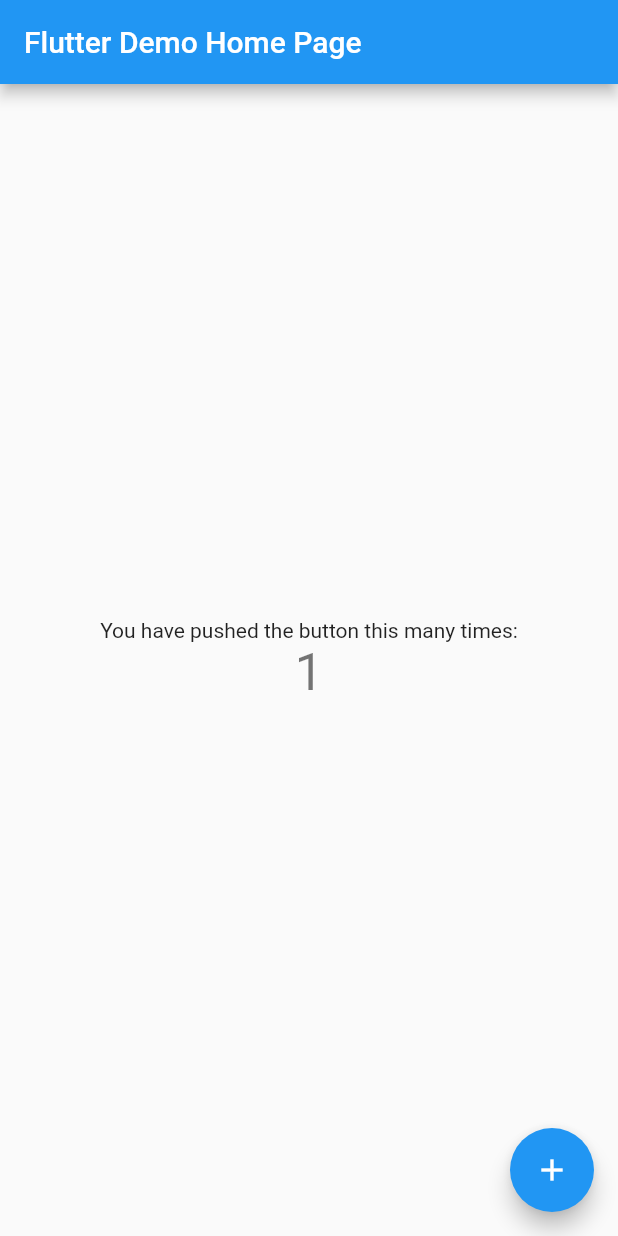
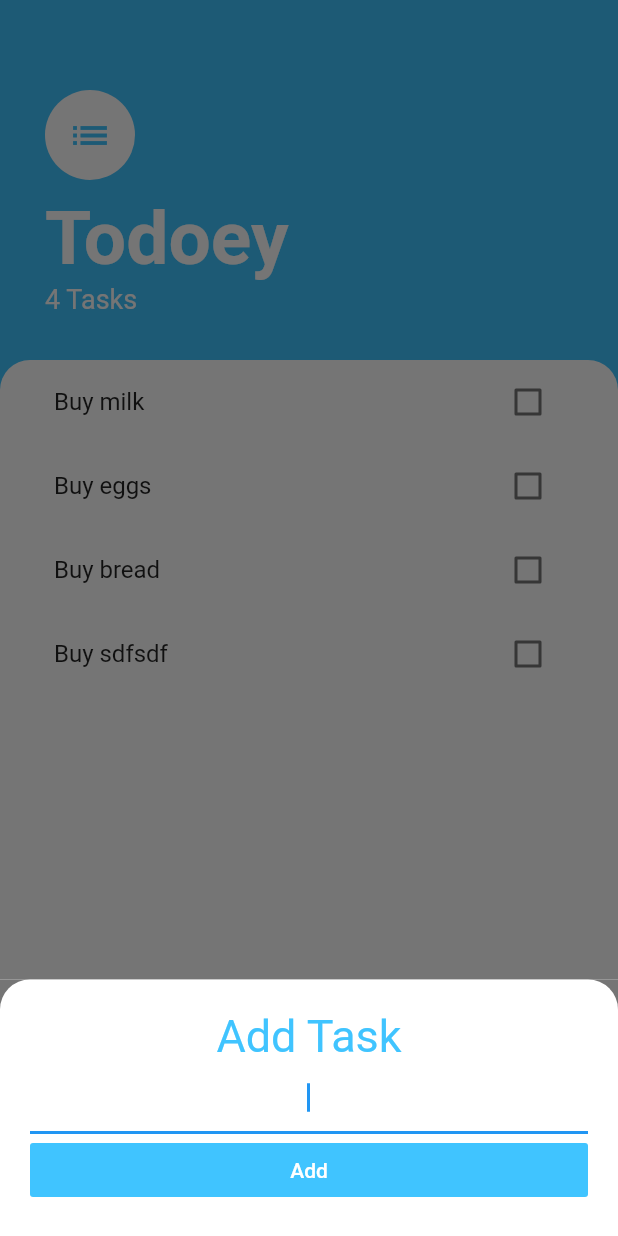
Before and after one commit to ahtaufiiq/Portfolio-Flutter, a Flutter app: the screen it shows after launch, after a tap on the "add" icon, on a phone screen of 412 x 824 dp. Run offline on Flutter 3.47's test engine with Material 2 defaults, Android fonts, the light colour scheme and no system bars.

Commit message:
todo apps

```diff
--- a/lib/main.dart
+++ b/lib/main.dart
@@ -1,113 +1,21 @@
+import 'package:coba/screens/tasks_screen.dart';
 import 'package:flutter/material.dart';
+import 'package:provider/provider.dart';
+
+import 'models/task_data.dart';
 
 void main() {
   runApp(MyApp());
 }
 
 class MyApp extends StatelessWidget {
-  // This widget is the root of your application.
   @override
   Widget build(BuildContext context) {
-    return MaterialApp(
-      title: 'Flutter Demo',
-      theme: ThemeData(
-        // This is the theme of your application.
-        //
-        // Try running your application with "flutter run". You'll see the
-        // application has a blue toolbar. Then, without quitting the app, try
-        // changing the primarySwatch below to Colors.green and then invoke
-        // "hot reload" (press "r" in the console where you ran "flutter run",
-        // or simply save your changes to "hot reload" in a Flutter IDE).
-        // Notice that the counter didn't reset back to zero; the application
-        // is not restarted.
-        primarySwatch: Colors.blue,
+    return ChangeNotifierProvider(
+      create: (BuildContext context) => TaskData(),
+      child: MaterialApp(
+        home: TasksScreen(),
       ),
-      home: MyHomePage(title: 'Flutter Demo Home Page'),
     );
   }
 }
-
-class MyHomePage extends StatefulWidget {
-  MyHomePage({Key? key, this.title}) : super(key: key);
-
-  // This widget is the home page of your application. It is stateful, meaning
-  // that it has a State object (defined below) that contains fields that affect
-  // how it looks.
-
-  // This class is the configuration for the state. It holds the values (in this
-  // case the title) provided by the parent (in this case the App widget) and
-  // used by the build method of the State. Fields in a Widget subclass are
-  // always marked "final".
-
-  final String? title;
-
-  @override
-  _MyHomePageState createState() => _MyHomePageState();
-}
-
-class _MyHomePageState extends State<MyHomePage> {
-  int _counter = 0;
-
-  void _incrementCounter() {
-    setState(() {
-      // This call to setState tells the Flutter framework that something has
-      // changed in this State, which causes it to rerun the build method below
-      // so that the display can reflect the updated values. If we changed
-      // _counter without calling setState(), then the build method would not be
-      // called again, and so nothing would appear to happen.
-      _counter++;
-    });
-  }
-
-  @override
-  Widget build(BuildContext context) {
-    // This method is rerun every time setState is called, for instance as done
-    // by the _incrementCounter method above.
-    //
-    // The Flutter framework has been optimized to make rerunning build methods
-    // fast, so that you can just rebuild anything that needs updating rather
-    // than having to individually change instances of widgets.
-    return Scaffold(
-      appBar: AppBar(
-        // Here we take the value from the MyHomePage object that was created by
-        // the App.build method, and use it to set our appbar title.
-        title: Text(widget.title!),
-      ),
-      body: Center(
-        // Center is a layout widget. It takes a single child and positions it
-        // in the middle of the parent.
-        child: Column(
-          // Column is also a layout widget. It takes a list of children and
-          // arranges them vertically. By default, it sizes itself to fit its
-          // children horizontally, and tries to be as tall as its parent.
-          //
-          // Invoke "debug painting" (press "p" in the console, choose the
-          // "Toggle Debug Paint" action from the Flutter Inspector in Android
-          // Studio, or the "Toggle Debug Paint" command in Visual Studio Code)
-          // to see the wireframe for each widget.
-          //
-          // Column has various properties to control how it sizes itself and
-          // how it positions its children. Here we use mainAxisAlignment to
-          // center the children vertically; the main axis here is the vertical
-          // axis because Columns are vertical (the cross axis would be
-          // horizontal).
-          mainAxisAlignment: MainAxisAlignment.center,
-          children: <Widget>[
-            Text(
-              'You have pushed the button this many times:',
-            ),
-            Text(
-              '$_counter',
-              style: Theme.of(context).textTheme.headline4,
-            ),
-          ],
-        ),
-      ),
-      floatingActionButton: FloatingActionButton(
-        onPressed: _incrementCounter,
-        tooltip: 'Increment',
-        child: Icon(Icons.add),
-      ), // This trailing comma makes auto-formatting nicer for build methods.
-    );
-  }
-}
--- /dev/null
+++ b/lib/models/task.dart
@@ -0,0 +1,10 @@
+class Task {
+  final String name;
+  bool isDone;
+
+  Task({required this.name, this.isDone = false});
+
+  void toggleDone() {
+    isDone = !isDone;
+  }
+}
--- /dev/null
+++ b/lib/models/task_data.dart
@@ -0,0 +1,36 @@
+import 'package:coba/models/task.dart';
+import 'package:flutter/foundation.dart';
+import 'dart:collection';
+
+class TaskData extends ChangeNotifier {
+  List<Task> _tasks = [
+    Task(name: 'Buy milk'),
+    Task(name: 'Buy eggs'),
+    Task(name: 'Buy bread'),
+    Task(name: 'Buy sdfsdf')
+  ];
+
+  UnmodifiableListView<Task> get tasks {
+    return UnmodifiableListView(_tasks);
+  }
+
+  int get taskCount {
+    return _tasks.length;
+  }
+
+  void addTask(String newTaskTitle) {
+    final task = Task(name: newTaskTitle);
+    _tasks.add(task);
+    notifyListeners();
+  }
+
+  void updateTask(Task task) {
+    task.toggleDone();
+    notifyListeners();
+  }
+
+  void deleteTask(Task task) {
+    _tasks.remove(task);
+    notifyListeners();
+  }
+}
--- /dev/null
+++ b/lib/screens/add_task_screen.dart
@@ -0,0 +1,58 @@
+import 'package:coba/models/task_data.dart';
+import 'package:flutter/material.dart';
+import 'package:provider/provider.dart';
+
+class AddTaskScreen extends StatelessWidget {
+  @override
+  Widget build(BuildContext context) {
+    String newTaskTitle = '';
+
+    return Container(
+      color: Color(0xff757575),
+      child: Container(
+        padding: EdgeInsets.all(20.0),
+        decoration: BoxDecoration(
+          color: Colors.white,
+          borderRadius: BorderRadius.only(
+            topLeft: Radius.circular(20.0),
+            topRight: Radius.circular(20.0),
+          ),
+        ),
+        child: Column(
+          crossAxisAlignment: CrossAxisAlignment.stretch,
+          children: <Widget>[
+            Text(
+              'Add Task',
+              textAlign: TextAlign.center,
+              style: TextStyle(
+                fontSize: 30.0,
+                color: Colors.lightBlueAccent,
+              ),
+            ),
+            TextField(
+              autofocus: true,
+              textAlign: TextAlign.center,
+              onChanged: (newText) {
+                newTaskTitle = newText;
+              },
+            ),
+            FlatButton(
+              child: Text(
+                'Add',
+                style: TextStyle(
+                  color: Colors.white,
+                ),
+              ),
+              color: Colors.lightBlueAccent,
+              onPressed: () {
+                Provider.of<TaskData>(context, listen: false)
+                    .addTask(newTaskTitle);
+                Navigator.pop(context);
+              },
+            ),
+          ],
+        ),
+      ),
+    );
+  }
+}
--- /dev/null
+++ b/lib/screens/tasks_screen.dart
@@ -0,0 +1,84 @@
+import 'package:coba/models/task_data.dart';
+import 'package:coba/screens/add_task_screen.dart';
+import 'package:coba/widgets/tasks_list.dart';
+import 'package:flutter/material.dart';
+import 'package:provider/provider.dart';
+
+import '../main.dart';
+
+class TasksScreen extends StatelessWidget {
+  @override
+  Widget build(BuildContext context) {
+    return Scaffold(
+      backgroundColor: Colors.lightBlueAccent,
+      floatingActionButton: FloatingActionButton(
+          backgroundColor: Colors.lightBlueAccent,
+          child: Icon(Icons.add),
+          onPressed: () {
+            showModalBottomSheet(
+                context: context,
+                isScrollControlled: true,
+                builder: (context) => SingleChildScrollView(
+                        child: Container(
+                      padding: EdgeInsets.only(
+                          bottom: MediaQuery.of(context).viewInsets.bottom),
+                      child: AddTaskScreen(),
+                    )));
+          }),
+      body: Column(
+        crossAxisAlignment: CrossAxisAlignment.start,
+        children: <Widget>[
+          Container(
+            padding: EdgeInsets.only(
+                top: 60.0, left: 30.0, right: 30.0, bottom: 30.0),
+            child: Column(
+              crossAxisAlignment: CrossAxisAlignment.start,
+              children: <Widget>[
+                CircleAvatar(
+                  child: Icon(
+                    Icons.list,
+                    size: 30.0,
+                    color: Colors.lightBlueAccent,
+                  ),
+                  backgroundColor: Colors.white,
+                  radius: 30.0,
+                ),
+                SizedBox(
+                  height: 10.0,
+                ),
+                Text(
+                  'Todoey',
+                  style: TextStyle(
+                    color: Colors.white,
+                    fontSize: 50.0,
+                    fontWeight: FontWeight.w700,
+                  ),
+                ),
+                Text(
+                  '${Provider.of<TaskData>(context).taskCount} Tasks',
+                  style: TextStyle(
+                    color: Colors.white,
+                    fontSize: 18,
+                  ),
+                ),
+              ],
+            ),
+          ),
+          Expanded(
+            child: Container(
+              padding: EdgeInsets.symmetric(horizontal: 20.0),
+              decoration: BoxDecoration(
+                color: Colors.white,
+                borderRadius: BorderRadius.only(
+                  topLeft: Radius.circular(20.0),
+                  topRight: Radius.circular(20.0),
+                ),
+              ),
+              child: TasksList(),
+            ),
+          ),
+        ],
+      ),
+    );
+  }
+}
--- /dev/null
+++ b/lib/widgets/task_tile.dart
@@ -0,0 +1,31 @@
+import 'package:flutter/material.dart';
+
+class TaskTile extends StatelessWidget {
+  final bool isChecked;
+  final String taskTitle;
+  final Function checkboxCallback;
+  final Function longPressCallback;
+
+  TaskTile(
+      {required this.isChecked,
+      required this.taskTitle,
+      required this.checkboxCallback,
+      required this.longPressCallback});
+
+  @override
+  Widget build(BuildContext context) {
+    return ListTile(
+      onLongPress: () => longPressCallback(),
+      title: Text(
+        taskTitle,
+        style: TextStyle(
+            decoration: isChecked ? TextDecoration.lineThrough : null),
+      ),
+      trailing: Checkbox(
+        activeColor: Colors.lightBlueAccent,
+        value: isChecked,
+        onChanged: (checkbox) => checkboxCallback(checkbox),
+      ),
+    );
+  }
+}
--- /dev/null
+++ b/lib/widgets/tasks_list.dart
@@ -0,0 +1,31 @@
+import 'package:coba/models/task_data.dart';
+import 'package:coba/widgets/task_tile.dart';
+import 'package:flutter/material.dart';
+import 'package:provider/provider.dart';
+
+class TasksList extends StatelessWidget {
+  @override
+  Widget build(BuildContext context) {
+    return Consumer<TaskData>(
+      builder: (context, taskData, child) {
+        return ListView.builder(
+          itemBuilder: (context, index) {
+            final task = taskData.tasks[index];
+            return TaskTile(
+              taskTitle: task.name,
+              isChecked: task.isDone,
+              checkboxCallback: (checkboxState) {
+                taskData.updateTask(task);
+              },
+              longPressCallback: () {
+                print("Masuk");
+                taskData.deleteTask(task);
+              },
+            );
+          },
+          itemCount: taskData.taskCount,
+        );
+      },
+    );
+  }
+}
--- a/pubspec.yaml
+++ b/pubspec.yaml
@@ -28,6 +28,7 @@
   # The following adds the Cupertino Icons font to your application.
   # Use with the CupertinoIcons class for iOS style icons.
   cupertino_icons: ^1.0.2
+  provider: ^5.0.0
 
 dev_dependencies:
   flutter_test:
```
Also changed, not shown: pubspec.lock.
